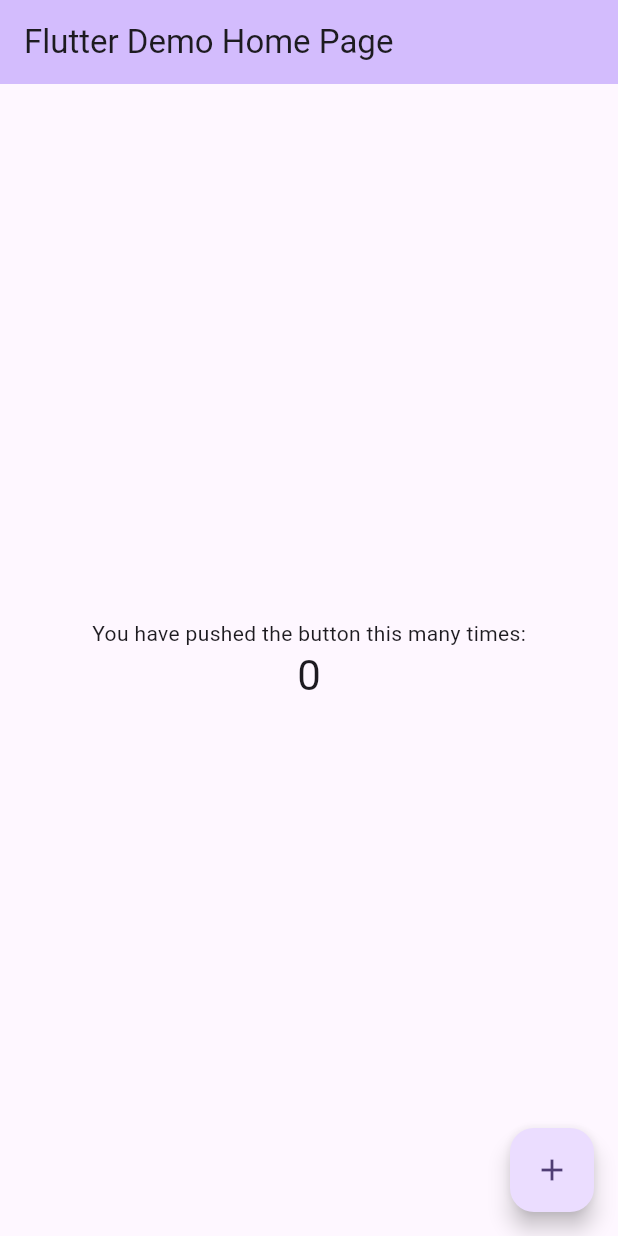
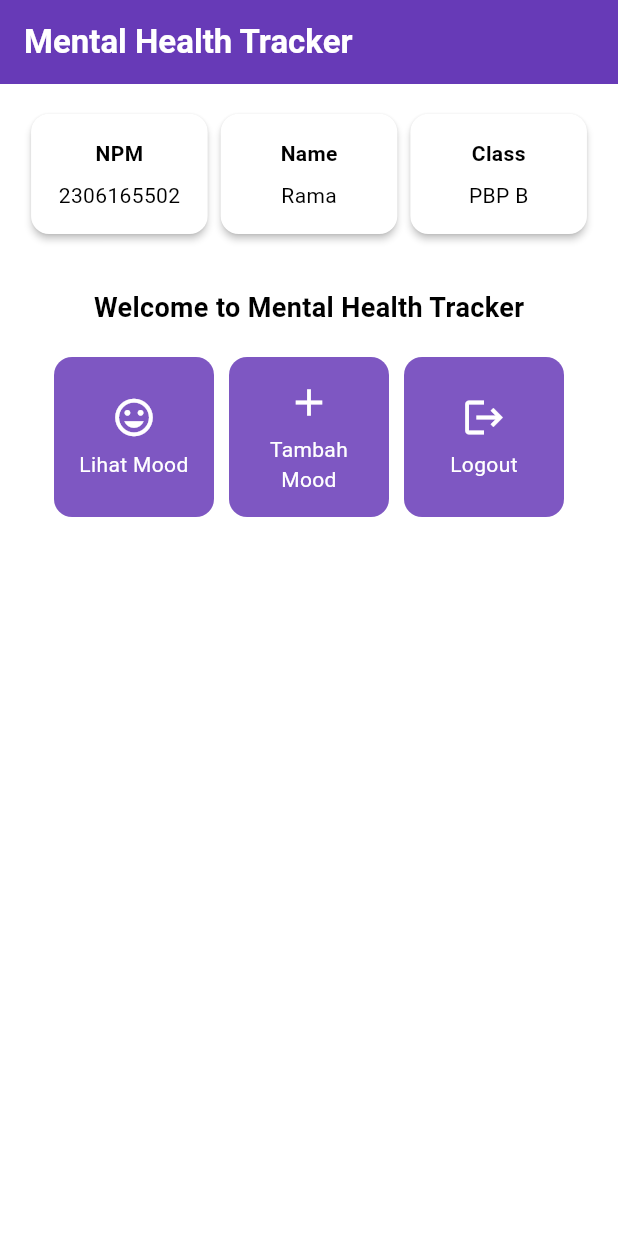
Before and after one commit to ramaditya31/mental-health-tracker-mobile, a Flutter app: the screen it shows after launch, on a phone screen of 412 x 824 dp. Run offline on Flutter 3.47's test engine with Material 3 defaults, Android fonts, the phone set to English and light mode, and no system bars.

Commit message:
tutorial 6 selesai

```diff
--- a/lib/main.dart
+++ b/lib/main.dart
@@ -1,4 +1,5 @@
 import 'package:flutter/material.dart';
+import 'package:mental_health_tracker_mobile/menu.dart';
 
 void main() {
   runApp(const MyApp());
@@ -11,7 +12,7 @@ class MyApp extends StatelessWidget {
   @override
   Widget build(BuildContext context) {
     return MaterialApp(
-      title: 'Flutter Demo',
+      title: 'Flutter Page',
       theme: ThemeData(
         // This is the theme of your application.
         //
@@ -28,98 +29,12 @@ class MyApp extends StatelessWidget {
         //
         // This works for code too, not just values: Most code changes can be
         // tested with just a hot reload.
-        colorScheme: ColorScheme.fromSeed(seedColor: Colors.deepPurple),
+        colorScheme: ColorScheme.fromSwatch(
+          primarySwatch: Colors.deepPurple,
+        ).copyWith(secondary: Colors.deepPurple[400]),
         useMaterial3: true,
       ),
-      home: const MyHomePage(title: 'Flutter Demo Home Page'),
+      home: MyHomePage(),
     );
   }
 }
-
-class MyHomePage extends StatefulWidget {
-  const MyHomePage({super.key, required this.title});
-
-  // This widget is the home page of your application. It is stateful, meaning
-  // that it has a State object (defined below) that contains fields that affect
-  // how it looks.
-
-  // This class is the configuration for the state. It holds the values (in this
-  // case the title) provided by the parent (in this case the App widget) and
-  // used by the build method of the State. Fields in a Widget subclass are
-  // always marked "final".
-
-  final String title;
-
-  @override
-  State<MyHomePage> createState() => _MyHomePageState();
-}
-
-class _MyHomePageState extends State<MyHomePage> {
-  int _counter = 0;
-
-  void _incrementCounter() {
-    setState(() {
-      // This call to setState tells the Flutter framework that something has
-      // changed in this State, which causes it to rerun the build method below
-      // so that the display can reflect the updated values. If we changed
-      // _counter without calling setState(), then the build method would not be
-      // called again, and so nothing would appear to happen.
-      _counter++;
-    });
-  }
-
-  @override
-  Widget build(BuildContext context) {
-    // This method is rerun every time setState is called, for instance as done
-    // by the _incrementCounter method above.
-    //
-    // The Flutter framework has been optimized to make rerunning build methods
-    // fast, so that you can just rebuild anything that needs updating rather
-    // than having to individually change instances of widgets.
-    return Scaffold(
-      appBar: AppBar(
-        // TRY THIS: Try changing the color here to a specific color (to
-        // Colors.amber, perhaps?) and trigger a hot reload to see the AppBar
-        // change color while the other colors stay the same.
-        backgroundColor: Theme.of(context).colorScheme.inversePrimary,
-        // Here we take the value from the MyHomePage object that was created by
-        // the App.build method, and use it to set our appbar title.
-        title: Text(widget.title),
-      ),
-      body: Center(
-        // Center is a layout widget. It takes a single child and positions it
-        // in the middle of the parent.
-        child: Column(
-          // Column is also a layout widget. It takes a list of children and
-          // arranges them vertically. By default, it sizes itself to fit its
-          // children horizontally, and tries to be as tall as its parent.
-          //
-          // Column has various properties to control how it sizes itself and
-          // how it positions its children. Here we use mainAxisAlignment to
-          // center the children vertically; the main axis here is the vertical
-          // axis because Columns are vertical (the cross axis would be
-          // horizontal).
-          //
-          // TRY THIS: Invoke "debug painting" (choose the "Toggle Debug Paint"
-          // action in the IDE, or press "p" in the console), to see the
-          // wireframe for each widget.
-          mainAxisAlignment: MainAxisAlignment.center,
-          children: <Widget>[
-            const Text(
-              'You have pushed the button this many times:',
-            ),
-            Text(
-              '$_counter',
-              style: Theme.of(context).textTheme.headlineMedium,
-            ),
-          ],
-        ),
-      ),
-      floatingActionButton: FloatingActionButton(
-        onPressed: _incrementCounter,
-        tooltip: 'Increment',
-        child: const Icon(Icons.add),
-      ), // This trailing comma makes auto-formatting nicer for build methods.
-    );
-  }
-}
--- /dev/null
+++ b/lib/menu.dart
@@ -0,0 +1,186 @@
+import 'package:flutter/material.dart';
+
+class MyHomePage extends StatelessWidget  {
+  MyHomePage({super.key});
+
+  final String npm = '2306165502';
+  final String name = 'Rama';
+  final String className = 'PBP B';
+
+  final List<ItemHomepage> items = [
+    ItemHomepage("Lihat Mood", Icons.mood),
+    ItemHomepage("Tambah Mood", Icons.add),
+    ItemHomepage("Logout", Icons.logout),
+  ];
+
+  @override
+  Widget build(BuildContext context) {
+    // Scaffold menyediakan struktur dasar halaman dengan AppBar dan body.
+    return Scaffold(
+      // AppBar adalah bagian atas halaman yang menampilkan judul.
+      appBar: AppBar(
+        // Judul aplikasi "Mental Health Tracker" dengan teks putih dan tebal.
+        title: const Text(
+          'Mental Health Tracker',
+          style: TextStyle(
+            color: Colors.white,
+            fontWeight: FontWeight.bold,
+          ),
+        ),
+        // Warna latar belakang AppBar diambil dari skema warna tema aplikasi.
+        backgroundColor: Theme.of(context).colorScheme.primary,
+      ),
+      // Body halaman dengan padding di sekelilingnya.
+      body: Padding(
+        padding: const EdgeInsets.all(16.0),
+        // Menyusun widget secara vertikal dalam sebuah kolom.
+        child: Column(
+          crossAxisAlignment: CrossAxisAlignment.center,
+          children: [
+            // Row untuk menampilkan 3 InfoCard secara horizontal.
+            Row(
+              mainAxisAlignment: MainAxisAlignment.spaceEvenly,
+              children: [
+                InfoCard(title: 'NPM', content: npm),
+                InfoCard(title: 'Name', content: name),
+                InfoCard(title: 'Class', content: className),
+              ],
+            ),
+
+            // Memberikan jarak vertikal 16 unit.
+            const SizedBox(height: 16.0),
+
+            // Menempatkan widget berikutnya di tengah halaman.
+            Center(
+              child: Column(
+                // Menyusun teks dan grid item secara vertikal.
+
+                children: [
+                  // Menampilkan teks sambutan dengan gaya tebal dan ukuran 18.
+                  const Padding(
+                    padding: EdgeInsets.only(top: 16.0),
+                    child: Text(
+                      'Welcome to Mental Health Tracker',
+                      style: TextStyle(
+                        fontWeight: FontWeight.bold,
+                        fontSize: 18.0,
+                      ),
+                    ),
+                  ),
+
+                  // Grid untuk menampilkan ItemCard dalam bentuk grid 3 kolom.
+                  GridView.count(
+                    primary: true,
+                    padding: const EdgeInsets.all(20),
+                    crossAxisSpacing: 10,
+                    mainAxisSpacing: 10,
+                    crossAxisCount: 3,
+                    // Agar grid menyesuaikan tinggi kontennya.
+                    shrinkWrap: true,
+
+                    // Menampilkan ItemCard untuk setiap item dalam list items.
+                    children: items.map((ItemHomepage item) {
+                      return ItemCard(item);
+                    }).toList(),
+                  ),
+                ],
+              ),
+            ),
+          ],
+        ),
+      ),
+    );
+  }
+}
+class InfoCard extends StatelessWidget {
+  // Kartu informasi yang menampilkan title dan content.
+
+  final String title;  // Judul kartu.
+  final String content;  // Isi kartu.
+
+  const InfoCard({super.key, required this.title, required this.content});
+
+  @override
+  Widget build(BuildContext context) {
+    return Card(
+      // Membuat kotak kartu dengan bayangan dibawahnya.
+      elevation: 2.0,
+      child: Container(
+        // Mengatur ukuran dan jarak di dalam kartu.
+        width: MediaQuery.of(context).size.width / 3.5, // menyesuaikan dengan lebar device yang digunakan.
+        padding: const EdgeInsets.all(16.0),
+        // Menyusun title dan content secara vertikal.
+        child: Column(
+          children: [
+            Text(
+              title,
+              style: const TextStyle(fontWeight: FontWeight.bold),
+            ),
+            const SizedBox(height: 8.0),
+            Text(content),
+          ],
+        ),
+      ),
+    );
+  }
+}
+class ItemHomepage {
+  final String name;
+  final IconData icon;
+
+  ItemHomepage(this.name, this.icon);
+}
+
+class ItemCard extends StatelessWidget {
+  // Menampilkan kartu dengan ikon dan nama.
+
+  final ItemHomepage item;
+
+  const ItemCard(this.item, {super.key});
+
+  @override
+  Widget build(BuildContext context) {
+    return Material(
+      // Menentukan warna latar belakang dari tema aplikasi.
+      color: Theme.of(context).colorScheme.secondary,
+      // Membuat sudut kartu melengkung.
+      borderRadius: BorderRadius.circular(12),
+
+      child: InkWell(
+        // Aksi ketika kartu ditekan.
+        onTap: () {
+          // Menampilkan pesan SnackBar saat kartu ditekan.
+          ScaffoldMessenger.of(context)
+            ..hideCurrentSnackBar()
+            ..showSnackBar(
+                SnackBar(content: Text("Kamu telah menekan tombol ${item.name}!"))
+            );
+        },
+        // Container untuk menyimpan Icon dan Text
+        child: Container(
+          padding: const EdgeInsets.all(8),
+          child: Center(
+            child: Column(
+              // Menyusun ikon dan teks di tengah kartu.
+              mainAxisAlignment: MainAxisAlignment.center,
+              children: [
+                Icon(
+                  item.icon,
+                  color: Colors.white,
+                  size: 30.0,
+                ),
+                const Padding(padding: EdgeInsets.all(3)),
+                Text(
+                  item.name,
+                  textAlign: TextAlign.center,
+                  style: const TextStyle(color: Colors.white),
+                ),
+              ],
+            ),
+          ),
+        ),
+      ),
+    );
+  }
+
+}
```
Also changed, not shown: 7 other files.
